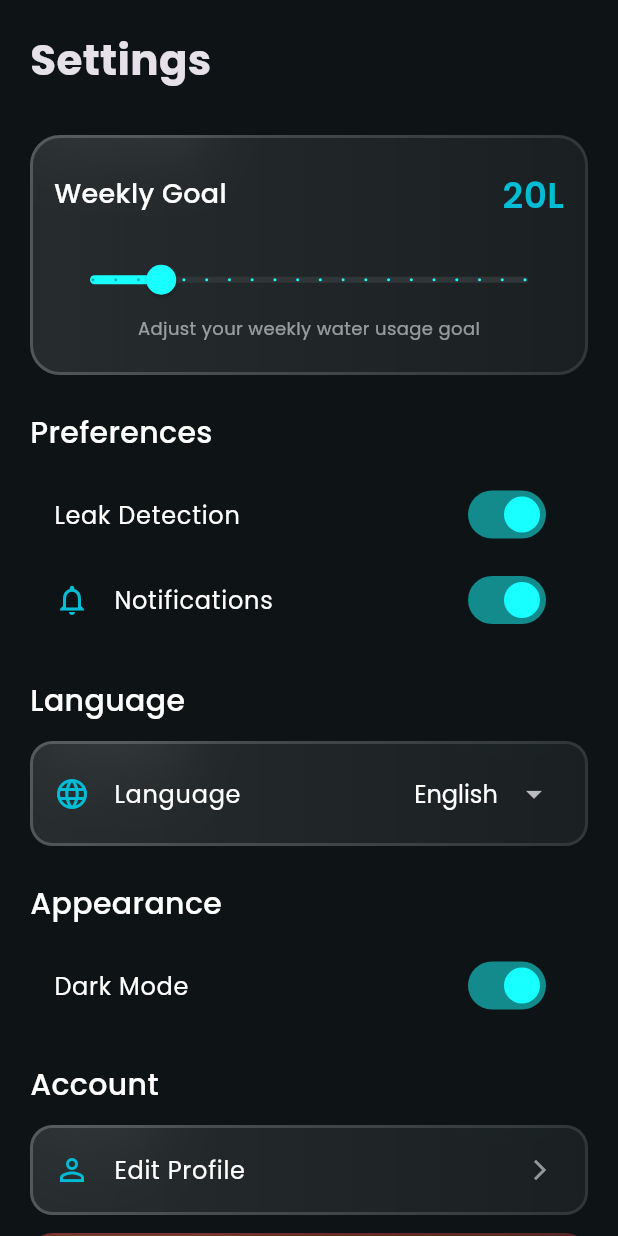
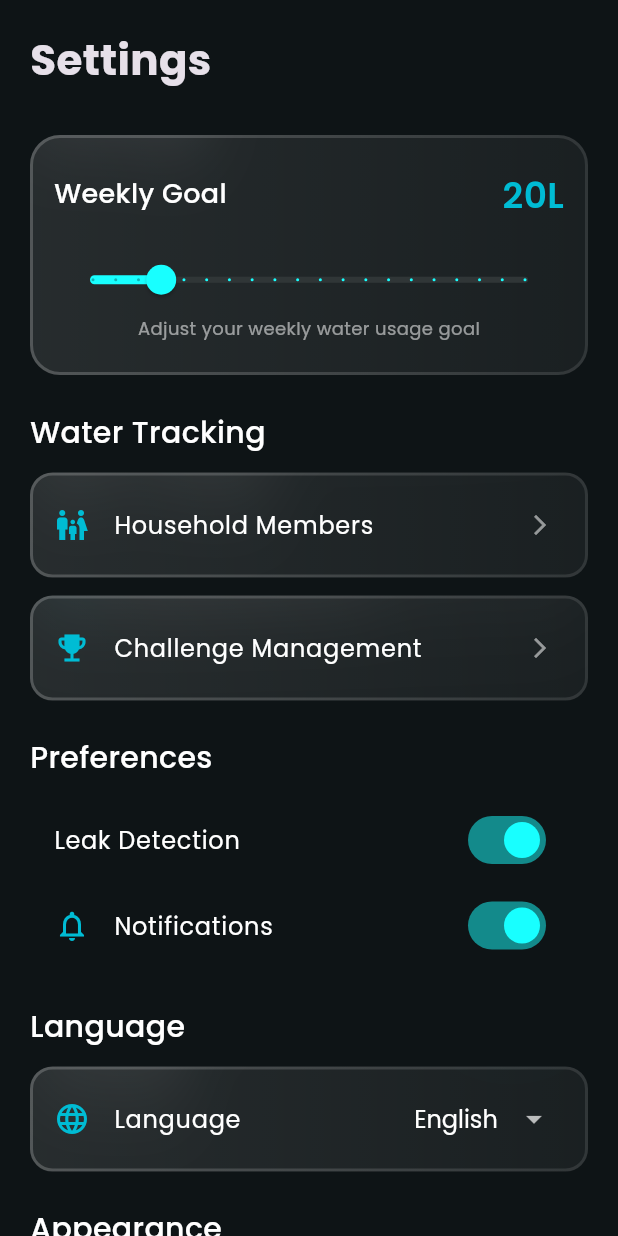
Before and after one commit to nouhailaaziki/HydroSmart, a Flutter app: the SettingsScreen widget shown alone on an empty page, opened directly, on a phone screen of 412 x 824 dp. Run offline on Flutter 3.47's test engine with Material 3 defaults, Android fonts, the phone set to English and light mode, and no system bars; drawn by our look-alikes of glassmorphism; our stand-ins replace fl_chart, flutter_dotenv, flutter_local_notifications, flutter_markdown, google_fonts, hive and 2 more; accounts and stored records are empty; generated files the repository leaves out were written again.

Commit message:
Add navigation and FAB for new features, integrate inactive user detection
Co-authored-by: nouhailaaziki <171245171+nouhailaaziki@users.noreply.github.com>

```diff
--- a/lib/settings_screen.dart
+++ b/lib/settings_screen.dart
@@ -6,6 +6,8 @@ import 'providers/water_provider.dart';
 import 'providers/auth_provider.dart';
 import 'providers/language_provider.dart';
 import 'screens/profile_screen.dart';
+import 'screens/household_settings_screen.dart';
+import 'screens/challenge_management_screen.dart';
 import 'theme/app_colors.dart';
 import 'theme/app_text_styles.dart';
 import 'utils/constants.dart';
@@ -33,6 +35,34 @@ class _SettingsScreenState extends State<SettingsScreen> {
 
           // Weekly Goal Setter
           _buildGoalSetter(waterProvider),
+          const SizedBox(height: 24),
+
+          // New Features Section
+          _buildSectionHeader("Water Tracking"),
+          const SizedBox(height: 12),
+          _buildNavigationTile(
+            "Household Members",
+            Icons.family_restroom,
+            () {
+              Navigator.of(context).push(
+                MaterialPageRoute(
+                  builder: (context) => const HouseholdSettingsScreen(),
+                ),
+              );
+            },
+          ),
+          const SizedBox(height: 12),
+          _buildNavigationTile(
+            "Challenge Management",
+            Icons.emoji_events,
+            () {
+              Navigator.of(context).push(
+                MaterialPageRoute(
+                  builder: (context) => const ChallengeManagementScreen(),
+                ),
+              );
+            },
+          ),
           const SizedBox(height: 24),
 
           // Preferences Section
@@ -327,4 +357,33 @@ class _SettingsScreenState extends State<SettingsScreen> {
       onTap: onTap,
     );
   }
+
+  Widget _buildNavigationTile(String title, IconData icon, VoidCallback onTap) {
+    return GlassmorphicContainer(
+      width: double.infinity,
+      height: 70,
+      borderRadius: 15,
+      blur: 20,
+      alignment: Alignment.center,
+      border: 2,
+      linearGradient: LinearGradient(
+        colors: [
+          Colors.white.withOpacity(0.1),
+          Colors.white.withOpacity(0.05),
+        ],
+      ),
+      borderGradient: LinearGradient(
+        colors: [
+          Colors.white.withOpacity(0.2),
+          Colors.white.withOpacity(0.1),
+        ],
+      ),
+      child: ListTile(
+        leading: Icon(icon, color: AppColors.primary),
+        title: Text(title, style: AppTextStyles.body),
+        trailing: Icon(Icons.arrow_forward_ios, color: Colors.white54, size: 16),
+        onTap: onTap,
+      ),
+    );
+  }
 }
```
Also changed, not shown: lib/main.dart (+49 -0 lines).
